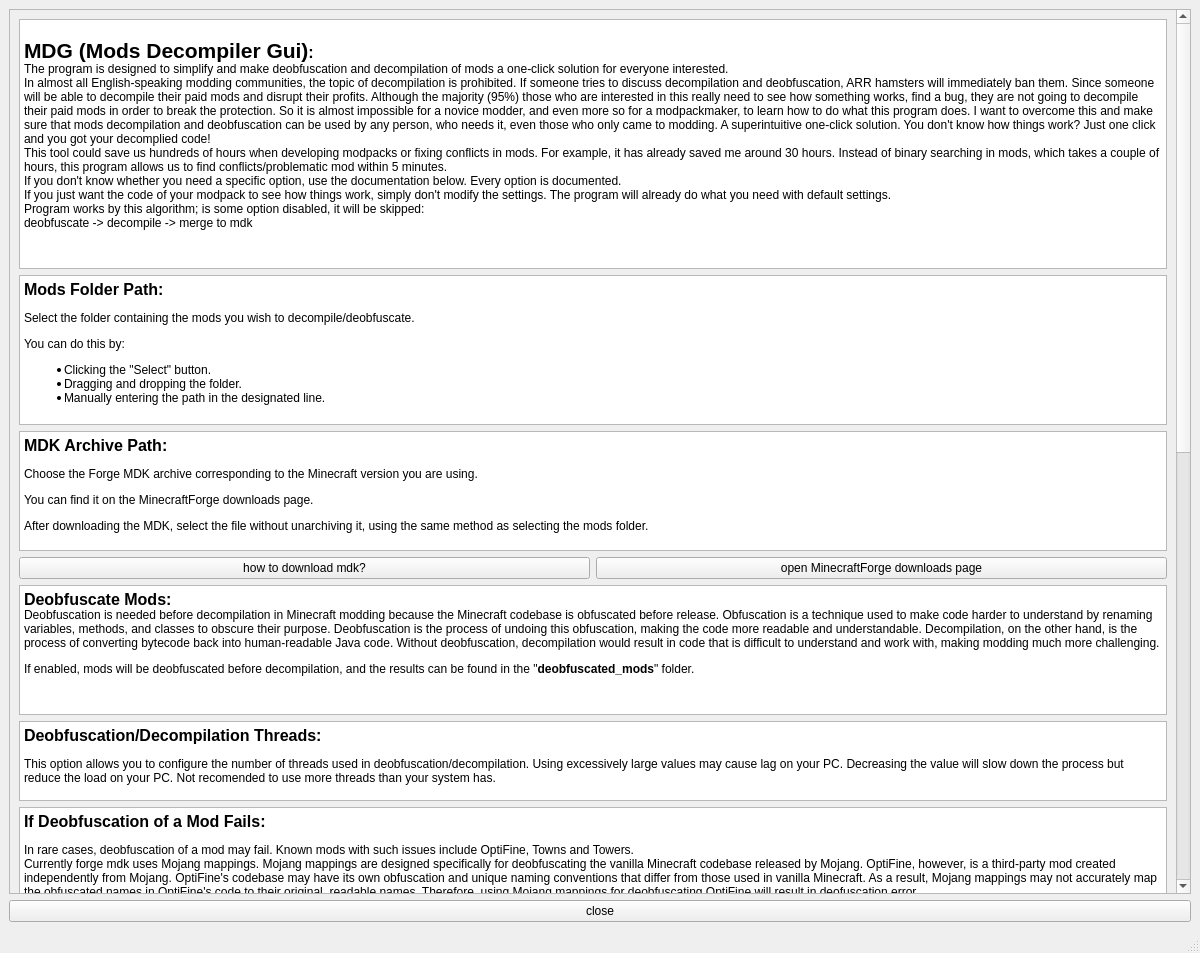
The window that MDGui/MDGHelpWindow.ui (KostromDan/Mods-Decompiler-GUI) describes before a commit, drawn with Qt 5.
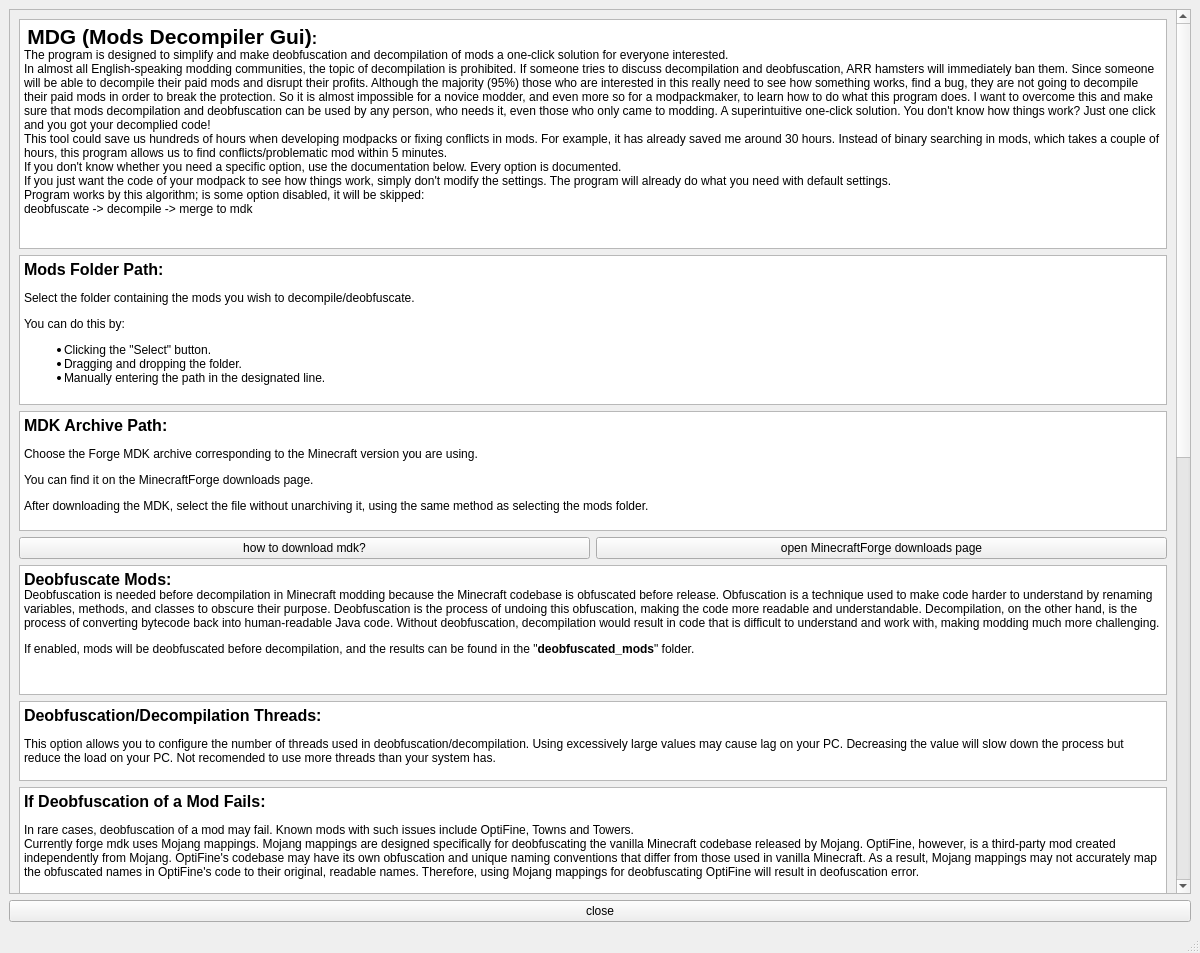
The same window after the commit.

Patch:
```diff
--- a/MDGui/MDGHelpWindow.ui
+++ b/MDGui/MDGHelpWindow.ui
@@ -53,7 +53,7 @@
          <x>0</x>
          <y>0</y>
          <width>1163</width>
-         <height>1765</height>
+         <height>1745</height>
         </rect>
        </property>
        <layout class="QVBoxLayout" name="verticalLayout_2">
@@ -68,13 +68,13 @@
           <property name="minimumSize">
            <size>
             <width>0</width>
-            <height>250</height>
+            <height>230</height>
            </size>
           </property>
           <property name="maximumSize">
            <size>
             <width>16777215</width>
-            <height>250</height>
+            <height>230</height>
            </size>
           </property>
           <property name="verticalScrollBarPolicy">
@@ -91,8 +91,7 @@
 li.unchecked::marker { content: &quot;\2610&quot;; }
 li.checked::marker { content: &quot;\2612&quot;; }
 &lt;/style&gt;&lt;/head&gt;&lt;body style=&quot; font-family:'Segoe UI'; font-size:9pt; font-weight:400; font-style:normal;&quot;&gt;
-&lt;p style=&quot; margin-top:0px; margin-bottom:0px; margin-left:0px; margin-right:0px; -qt-block-indent:0; text-indent:0px;&quot;&gt; &lt;/p&gt;
-&lt;p style=&quot; margin-top:0px; margin-bottom:0px; margin-left:0px; margin-right:0px; -qt-block-indent:0; text-indent:0px;&quot;&gt;&lt;span style=&quot; font-size:16pt; font-weight:700;&quot;&gt;MDG (Mods Decompiler Gui)&lt;/span&gt;&lt;span style=&quot; font-size:12pt; font-weight:700;&quot;&gt;:&lt;/span&gt;&lt;br /&gt;The program is designed to simplify and make deobfuscation and decompilation of mods a one-click solution for everyone interested.&lt;br /&gt;In almost all English-speaking modding communities, the topic of decompilation is prohibited. If someone tries to discuss decompilation and deobfuscation, ARR hamsters will immediately ban them. Since someone will be able to decompile their paid mods and disrupt their profits. Although the majority (95%) those who are interested in this really need to see how something works, find a bug, they are not going to decompile their paid mods in order to break the protection. So it is almost impossible for a novice modder, and even more so for a modpackmaker, to learn how to do what this program does. I want to overcome this and make sure that mods decompilation and deobfuscation can be used by any person, who needs it, even those who only came to modding. A superintuitive one-click solution. You don't know how things work? Just one click and you got your decomplied code!&lt;br /&gt;This tool could save us hundreds of hours when developing modpacks or fixing conflicts in mods. For example, it has already saved me around 30 hours. Instead of binary searching in mods, which takes a couple of hours, this program allows us to find conflicts/problematic mod within 5 minutes.&lt;br /&gt;If you don't know whether you need a specific option, use the documentation below. Every option is documented.&lt;br /&gt;If you just want the code of your modpack to see how things work, simply don't modify the settings. The program will already do what you need with default settings.&lt;br /&gt;Program works by this algorithm; is some option disabled, it will be skipped: &lt;/p&gt;
+&lt;p style=&quot; margin-top:0px; margin-bottom:0px; margin-left:0px; margin-right:0px; -qt-block-indent:0; text-indent:0px;&quot;&gt; &lt;span style=&quot; font-size:16pt; font-weight:700;&quot;&gt;MDG (Mods Decompiler Gui)&lt;/span&gt;&lt;span style=&quot; font-size:12pt; font-weight:700;&quot;&gt;:&lt;/span&gt;&lt;br /&gt;The program is designed to simplify and make deobfuscation and decompilation of mods a one-click solution for everyone interested.&lt;br /&gt;In almost all English-speaking modding communities, the topic of decompilation is prohibited. If someone tries to discuss decompilation and deobfuscation, ARR hamsters will immediately ban them. Since someone will be able to decompile their paid mods and disrupt their profits. Although the majority (95%) those who are interested in this really need to see how something works, find a bug, they are not going to decompile their paid mods in order to break the protection. So it is almost impossible for a novice modder, and even more so for a modpackmaker, to learn how to do what this program does. I want to overcome this and make sure that mods decompilation and deobfuscation can be used by any person, who needs it, even those who only came to modding. A superintuitive one-click solution. You don't know how things work? Just one click and you got your decomplied code!&lt;br /&gt;This tool could save us hundreds of hours when developing modpacks or fixing conflicts in mods. For example, it has already saved me around 30 hours. Instead of binary searching in mods, which takes a couple of hours, this program allows us to find conflicts/problematic mod within 5 minutes.&lt;br /&gt;If you don't know whether you need a specific option, use the documentation below. Every option is documented.&lt;br /&gt;If you just want the code of your modpack to see how things work, simply don't modify the settings. The program will already do what you need with default settings.&lt;br /&gt;Program works by this algorithm; is some option disabled, it will be skipped: &lt;/p&gt;
 &lt;p style=&quot; margin-top:0px; margin-bottom:0px; margin-left:0px; margin-right:0px; -qt-block-indent:0; text-indent:0px;&quot;&gt;deobfuscate -&amp;gt; decompile -&amp;gt; merge to mdk&lt;/p&gt;&lt;/body&gt;&lt;/html&gt;</string>
           </property>
          </widget>
```
